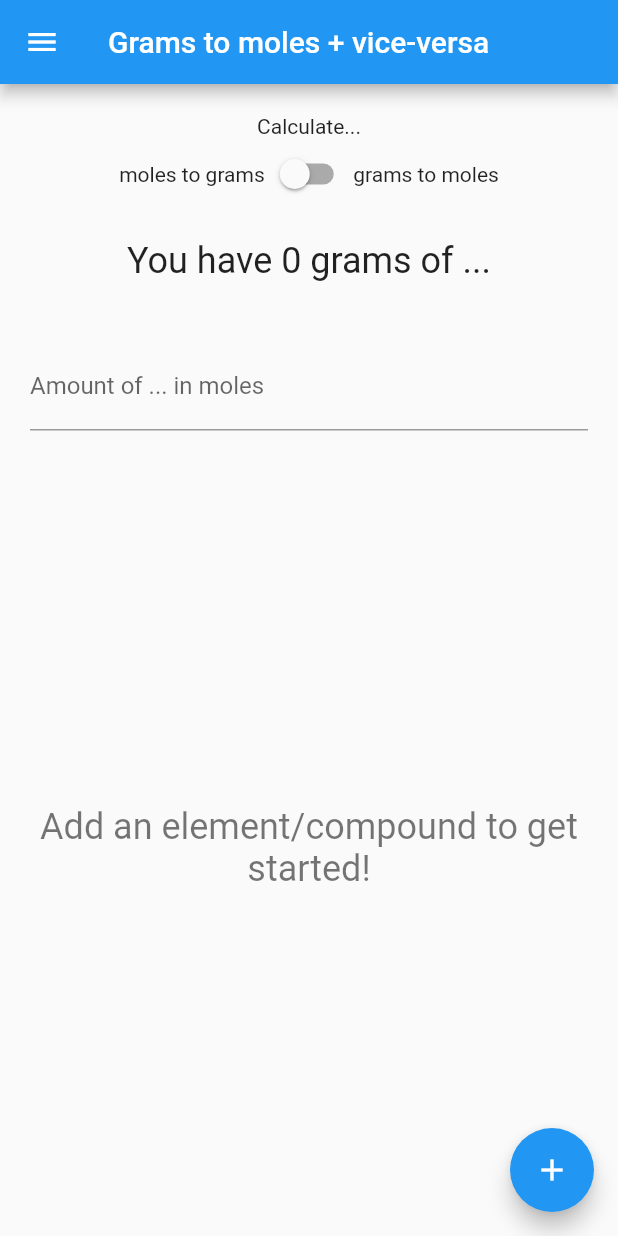
After one commit to IncPlusPlus/chemistry-catalyst, a Flutter app: the GramsMolesCalculator screen opened by its route, in the side drawer, after a tap on the "add" icon, on a phone screen of 412 x 824 dp. The commit adds this screen. Run offline on Flutter 3.47's test engine with Material 2 defaults, Android fonts, the light colour scheme and no system bars; drawn by our look-alikes of auto_size_text; our stand-ins replace decimal, package_info_plus; missing offline and left inert: autocomplete_textfield_ns, create_atom, more, periodic_table.

Commit message:
Grams moles calculator (#22)
Closes #10.

```diff
--- a/lib/routes.dart
+++ b/lib/routes.dart
@@ -1,3 +1,4 @@
+import 'package:chem_catalyst/screens/grams_moles.dart';
 import 'package:flutter/material.dart';
 import 'package:chem_catalyst/screens.dart';
 
@@ -5,6 +6,7 @@ class Routes {
   static Map<String, WidgetBuilder> routes = {
     HomePage.routeName: (context) => const HomePage(),
     MolarMass.routeName: (context) => const MolarMass(),
+    GramsMolesCalculator.routeName: (context) => const GramsMolesCalculator(),
     TextScreen.routeName: (context) => TextScreen(),
   };
 }
--- /dev/null
+++ b/lib/screens/grams_moles.dart
@@ -0,0 +1,231 @@
+import 'package:chem_catalyst/model/element_item.dart';
+import 'package:chem_catalyst/util/unicode_helper.dart';
+import 'package:chem_catalyst/widget/element_picker.dart';
+import 'package:chem_catalyst/widgets.dart';
+import 'package:flutter/material.dart';
+import 'package:flutter/services.dart';
+import 'package:periodic_table/periodic_table.dart';
+import 'package:more/tuple.dart';
+import 'package:decimal/decimal.dart';
+import 'package:auto_size_text/auto_size_text.dart';
+
+class GramsMolesCalculator extends StatefulWidget {
+  static const routeName = '/3';
+
+  const GramsMolesCalculator({Key? key}) : super(key: key);
+
+  @override
+  _GramsMolesCalculatorState createState() => _GramsMolesCalculatorState();
+}
+
+class _GramsMolesCalculatorState extends State<GramsMolesCalculator> {
+  List<Tuple2<ChemicalElement, int>> elements = [];
+
+  /// False when calculating the number of grams, true when calculating the number of moles
+  bool calculatingFromGrams = false;
+  final numberInputController = TextEditingController();
+  Decimal currentCalculationNumber = Decimal.zero;
+  bool invalidInputNumber = false;
+
+  @override
+  void initState() {
+    super.initState();
+    // Start listening to changes.
+    numberInputController.addListener(() {
+      setState(() {
+        try {
+          currentCalculationNumber = numberInputController.text == ""
+              ? Decimal.zero
+              : Decimal.parse(numberInputController.text);
+          invalidInputNumber = false;
+        } catch (e) {
+          invalidInputNumber = true;
+        }
+      });
+    });
+  }
+
+  @override
+  void dispose() {
+    // Clean up the controller when the widget is removed from the widget tree.
+    numberInputController.dispose();
+    super.dispose();
+  }
+
+  void _addElement(ChemicalElement element) {
+    setState(() {
+      // Decimal.parse(element.atomicMass.toString())
+      elements.add(new Tuple2(element, 0));
+    });
+  }
+
+  void _removeListItem(int index) {
+    setState(() {
+      elements = List.from(elements)..removeAt(index);
+    });
+  }
+
+  void _setNumberOfElement(int index, int count) {
+    setState(() {
+      elements[index] = elements[index].withSecond(count);
+    });
+  }
+
+  @override
+  Widget build(BuildContext context) {
+    return Scaffold(
+      floatingActionButton: FloatingActionButton(
+        child: Icon(Icons.add),
+        onPressed: () async {
+          ChemicalElement? element = await showElementPicker(context: context);
+          if (element != null) {
+            setState(() {
+              _addElement(element);
+            });
+          }
+        },
+      ),
+      appBar: AppBar(
+        title: Text("Grams to moles + vice-versa"),
+      ),
+      drawer: AppDrawer(),
+      body: Column(
+        mainAxisAlignment: MainAxisAlignment.center,
+        children: [
+          Padding(
+            padding: EdgeInsets.fromLTRB(0, 20, 0, 0),
+            child: Column(
+              children: [
+                AutoSizeText('Calculate...'),
+                Row(
+                  mainAxisAlignment: MainAxisAlignment.center,
+                  children: [
+                    AutoSizeText(
+                      "moles to grams",
+                    ),
+                    Switch(
+                      value: calculatingFromGrams,
+                      onChanged: (value) => setState(() {
+                        calculatingFromGrams = value;
+                      }),
+                    ),
+                    Center(
+                        child: AutoSizeText(
+                      "grams to moles",
+                    )),
+                  ],
+                ),
+              ],
+            ),
+          ),
+          Padding(
+            padding: EdgeInsets.all(20),
+            child: AutoSizeText(
+              'You have ${calculatingFromGrams ? _calculateMolesFromGrams(elements, currentCalculationNumber) : _calculateGramsFromMoles(elements, currentCalculationNumber)} ${calculatingFromGrams ? "moles" : "grams"} of ${elements.isEmpty ? '...' : _compoundFormulaString(elements)}',
+              style: TextStyle(fontSize: 24),
+              textAlign: TextAlign.center,
+            ),
+          ),
+          Padding(
+            padding: EdgeInsets.all(20),
+            child: TextField(
+              controller: numberInputController,
+              inputFormatters: <TextInputFormatter>[
+                FilteringTextInputFormatter.allow(RegExp(r'[0-9\.]'))
+              ],
+              keyboardType: TextInputType.numberWithOptions(decimal: true),
+              decoration: InputDecoration(
+                labelText:
+                    'Amount of ${elements.isEmpty ? '...' : _compoundFormulaString(elements)} in ${calculatingFromGrams ? "grams" : "moles"}',
+                errorText: invalidInputNumber
+                    ? 'Invalid input. Try a normal number.'
+                    : null,
+              ),
+            ),
+          ),
+          Flexible(
+            child: elements.isEmpty
+                ? Center(
+                    child: AutoSizeText(
+                      "Add an element/compound to get started!",
+                      style: TextStyle(
+                        color: Theme.of(context).unselectedWidgetColor,
+                        fontSize: 24,
+                      ),
+                      textAlign: TextAlign.center,
+                    ),
+                  )
+                : ListView.builder(
+                    itemCount: elements.length,
+                    itemBuilder: (context, index) => Row(
+                      children: [
+                        Expanded(
+                            child: new ElementItem(
+                                element: elements[index].first)),
+                        Expanded(
+                          child: new TextField(
+                            decoration: InputDecoration(
+                                labelText:
+                                    "# moles of ${elements[index].first.name}"),
+                            maxLength: 3,
+                            inputFormatters: <TextInputFormatter>[
+                              FilteringTextInputFormatter.digitsOnly
+                            ],
+                            keyboardType:
+                                TextInputType.numberWithOptions(decimal: false),
+                            onChanged: (value) => _setNumberOfElement(
+                                index, value == "" ? 0 : int.parse(value)),
+                          ),
+                        ),
+                        new IconButton(
+                          onPressed: () => _removeListItem(index),
+                          icon: Icon(Icons.remove),
+                        )
+                      ],
+                    ),
+                  ),
+          ),
+        ],
+      ),
+    );
+  }
+}
+
+Decimal _calculateMolesFromGrams(
+    List<Tuple2<ChemicalElement, int>> elementsAndQuantities,
+    Decimal amountInGrams) {
+  if (_calculateMolarMass(elementsAndQuantities) == Decimal.zero) {
+    return Decimal.zero;
+  }
+  return amountInGrams / _calculateMolarMass(elementsAndQuantities);
+}
+
+Decimal _calculateGramsFromMoles(
+    List<Tuple2<ChemicalElement, int>> elementsAndQuantities,
+    Decimal amountInMoles) {
+  return _calculateMolarMass(elementsAndQuantities) * amountInMoles;
+}
+
+Decimal _calculateMolarMass(
+    List<Tuple2<ChemicalElement, int>> elementsAndQuantities) {
+  Decimal out = Decimal.zero;
+  for (Tuple2<ChemicalElement, int> i in elementsAndQuantities) {
+    out += Decimal.parse(i.first.atomicMass.toString()) *
+        Decimal.fromInt(i.second);
+  }
+  return out;
+}
+
+String _compoundFormulaString(
+    List<Tuple2<ChemicalElement, int>> elementsAndQuantities) {
+  String out = '';
+  for (Tuple2<ChemicalElement, int> i in elementsAndQuantities) {
+    if (i.second > 0) {
+      out += i.first.symbol;
+    }
+    if (i.second > 1) {
+      out += UnicodeHelper.subScriptInteger(i.second);
+    }
+  }
+  return out;
+}
--- a/lib/screens/text_input_screen.dart
+++ b/lib/screens/text_input_screen.dart
@@ -4,7 +4,7 @@ import 'package:flutter/material.dart';
 import 'package:periodic_table/periodic_table.dart';
 
 class TextScreen extends StatefulWidget {
-  static const String routeName = '/3';
+  static const String routeName = '/99';
 
   @override
   _TextScreenState createState() => _TextScreenState();
--- a/lib/widget/drawer.dart
+++ b/lib/widget/drawer.dart
@@ -1,5 +1,6 @@
 import 'package:chem_catalyst/screens.dart';
 import 'package:chem_catalyst/util/app_info.dart';
+import 'package:chem_catalyst/screens/grams_moles.dart';
 import 'package:flutter/material.dart';
 
 /// The app's drawer.
@@ -24,6 +25,12 @@ class AppDrawer extends StatelessWidget {
             text: 'Molar Mass',
             onTap: () =>
                 Navigator.pushReplacementNamed(context, MolarMass.routeName),
+          ),
+          _createDrawerItem(
+            icon: Icons.apps,
+            text: 'Grams <-> Moles',
+            onTap: () => Navigator.pushReplacementNamed(
+                context, GramsMolesCalculator.routeName),
           ),
           _createDrawerItem(
             icon: Icons.note,
```
Also changed, not shown: lib/util/unicode_helper.dart (added, +83 -0 lines).
